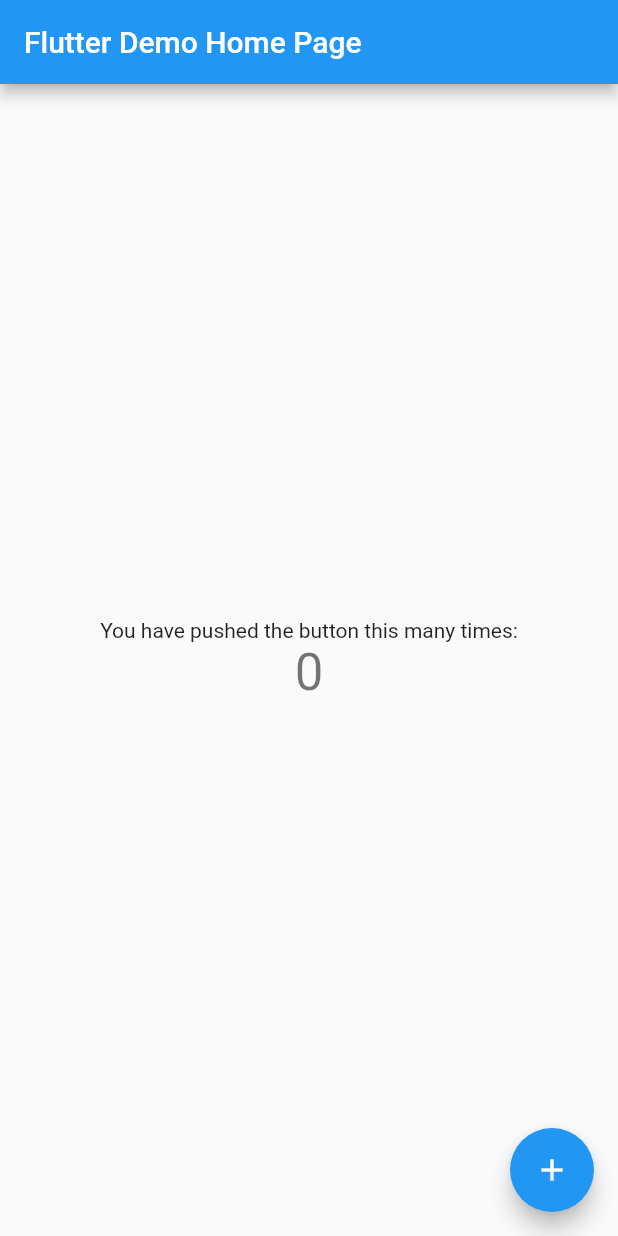
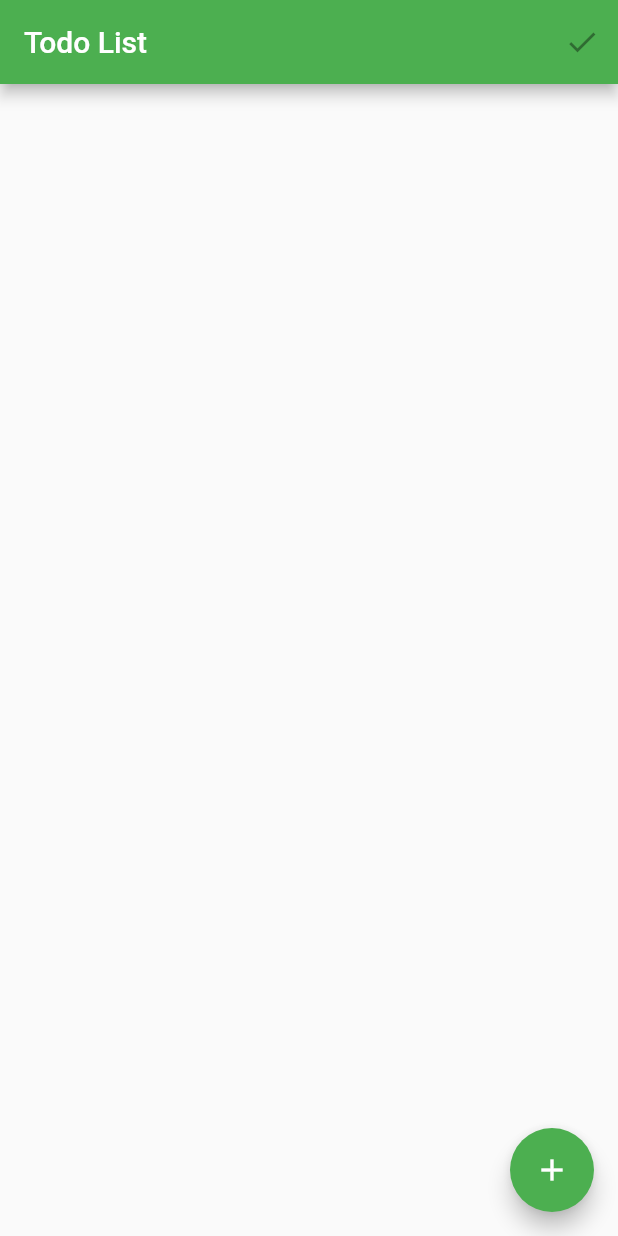
Before and after one commit to aidenharrington/Todo_Flutter_App, a Flutter app: the screen it shows after launch, on a phone screen of 412 x 824 dp. Run offline on Flutter 3.47's test engine with Material 2 defaults, Android fonts, the phone set to English and light mode, and no system bars.

Commit message:
created skeleton for itemsList and ItemView

```diff
--- /dev/null
+++ b/lib/item.dart
@@ -0,0 +1,29 @@
+import 'package:flutter/material.dart';
+
+class Item {
+  String name;
+  int priority;
+  DateTime date;
+
+  Item(String name, int priority, DateTime date) {
+    this.name = name;
+    this.priority = priority;
+    this.date = date;
+  }
+}
+
+class _ItemView extends StatefulWidget {
+  @override
+  __ItemViewState createState() => __ItemViewState();
+}
+
+class __ItemViewState extends State<_ItemView> {
+  @override
+  Widget build(BuildContext context) {
+    return Scaffold(
+      appBar: AppBar(
+        title: Text("Todo Item"),
+      ),
+    );
+  }
+}
--- /dev/null
+++ b/lib/itemsList.dart
@@ -0,0 +1,58 @@
+import 'package:flutter/material.dart';
+
+import 'item.dart';
+
+class ItemsList extends StatefulWidget {
+  @override
+  _ItemsListState createState() => _ItemsListState();
+}
+
+class _ItemsListState extends State<ItemsList> {
+  final _todoList = <Item>[];
+  final _itemFont = TextStyle(fontSize: 18.0);
+  @override
+  Widget build(BuildContext context) {
+    return Scaffold(
+      appBar: AppBar(
+        title: Text("Todo List"),
+        actions: [
+          IconButton(icon: Icon(Icons.check), onPressed: null),
+        ],
+      ),
+      body: _buildList(),
+      floatingActionButton: FloatingActionButton(
+        onPressed: null, //navigate to item view
+        tooltip: "Add new item",
+        backgroundColor: Colors.green,
+        child: Icon(Icons.add),
+      ),
+    );
+  }
+
+  Widget _buildList() {
+    return ListView.builder(
+        padding: EdgeInsets.all(16.0),
+        itemCount: _todoList.length * 2,
+        itemBuilder: (context, i) {
+          if (_todoList.isEmpty) return Divider();
+          if (i.isOdd) return Divider();
+
+          final index = i ~/ 2;
+
+          return _buildRow(_todoList[index]);
+        });
+  }
+
+  Widget _buildRow(Item item) {
+    return ListTile(
+      title: Text(
+        item.name,
+        style: _itemFont,
+      ),
+      trailing: Icon(Icons.check),
+      onTap: () {
+        //navigate to that view
+      },
+    );
+  }
+}
--- a/lib/main.dart
+++ b/lib/main.dart
@@ -1,117 +1,21 @@
+// Copyright 2018 The Flutter team. All rights reserved.
+// Use of this source code is governed by a BSD-style license that can be
+// found in the LICENSE file.
+
 import 'package:flutter/material.dart';
+import 'package:todo_app/itemsList.dart';
 
-void main() {
-  runApp(MyApp());
-}
+void main() => runApp(MyApp());
 
 class MyApp extends StatelessWidget {
-  // This widget is the root of your application.
   @override
   Widget build(BuildContext context) {
     return MaterialApp(
-      title: 'Flutter Demo',
+      title: 'Todo List',
       theme: ThemeData(
-        // This is the theme of your application.
-        //
-        // Try running your application with "flutter run". You'll see the
-        // application has a blue toolbar. Then, without quitting the app, try
-        // changing the primarySwatch below to Colors.green and then invoke
-        // "hot reload" (press "r" in the console where you ran "flutter run",
-        // or simply save your changes to "hot reload" in a Flutter IDE).
-        // Notice that the counter didn't reset back to zero; the application
-        // is not restarted.
-        primarySwatch: Colors.blue,
-        // This makes the visual density adapt to the platform that you run
-        // the app on. For desktop platforms, the controls will be smaller and
-        // closer together (more dense) than on mobile platforms.
-        visualDensity: VisualDensity.adaptivePlatformDensity,
+        primaryColor: Colors.green,
       ),
-      home: MyHomePage(title: 'Flutter Demo Home Page'),
+      home: ItemsList(),
     );
   }
 }
-
-class MyHomePage extends StatefulWidget {
-  MyHomePage({Key key, this.title}) : super(key: key);
-
-  // This widget is the home page of your application. It is stateful, meaning
-  // that it has a State object (defined below) that contains fields that affect
-  // how it looks.
-
-  // This class is the configuration for the state. It holds the values (in this
-  // case the title) provided by the parent (in this case the App widget) and
-  // used by the build method of the State. Fields in a Widget subclass are
-  // always marked "final".
-
-  final String title;
-
-  @override
-  _MyHomePageState createState() => _MyHomePageState();
-}
-
-class _MyHomePageState extends State<MyHomePage> {
-  int _counter = 0;
-
-  void _incrementCounter() {
-    setState(() {
-      // This call to setState tells the Flutter framework that something has
-      // changed in this State, which causes it to rerun the build method below
-      // so that the display can reflect the updated values. If we changed
-      // _counter without calling setState(), then the build method would not be
-      // called again, and so nothing would appear to happen.
-      _counter++;
-    });
-  }
-
-  @override
-  Widget build(BuildContext context) {
-    // This method is rerun every time setState is called, for instance as done
-    // by the _incrementCounter method above.
-    //
-    // The Flutter framework has been optimized to make rerunning build methods
-    // fast, so that you can just rebuild anything that needs updating rather
-    // than having to individually change instances of widgets.
-    return Scaffold(
-      appBar: AppBar(
-        // Here we take the value from the MyHomePage object that was created by
-        // the App.build method, and use it to set our appbar title.
-        title: Text(widget.title),
-      ),
-      body: Center(
-        // Center is a layout widget. It takes a single child and positions it
-        // in the middle of the parent.
-        child: Column(
-          // Column is also a layout widget. It takes a list of children and
-          // arranges them vertically. By default, it sizes itself to fit its
-          // children horizontally, and tries to be as tall as its parent.
-          //
-          // Invoke "debug painting" (press "p" in the console, choose the
-          // "Toggle Debug Paint" action from the Flutter Inspector in Android
-          // Studio, or the "Toggle Debug Paint" command in Visual Studio Code)
-          // to see the wireframe for each widget.
-          //
-          // Column has various properties to control how it sizes itself and
-          // how it positions its children. Here we use mainAxisAlignment to
-          // center the children vertically; the main axis here is the vertical
-          // axis because Columns are vertical (the cross axis would be
-          // horizontal).
-          mainAxisAlignment: MainAxisAlignment.center,
-          children: <Widget>[
-            Text(
-              'You have pushed the button this many times:',
-            ),
-            Text(
-              '$_counter',
-              style: Theme.of(context).textTheme.headline4,
-            ),
-          ],
-        ),
-      ),
-      floatingActionButton: FloatingActionButton(
-        onPressed: _incrementCounter,
-        tooltip: 'Increment',
-        child: Icon(Icons.add),
-      ), // This trailing comma makes auto-formatting nicer for build methods.
-    );
-  }
-}
```
Also changed, not shown: 1 other file.
